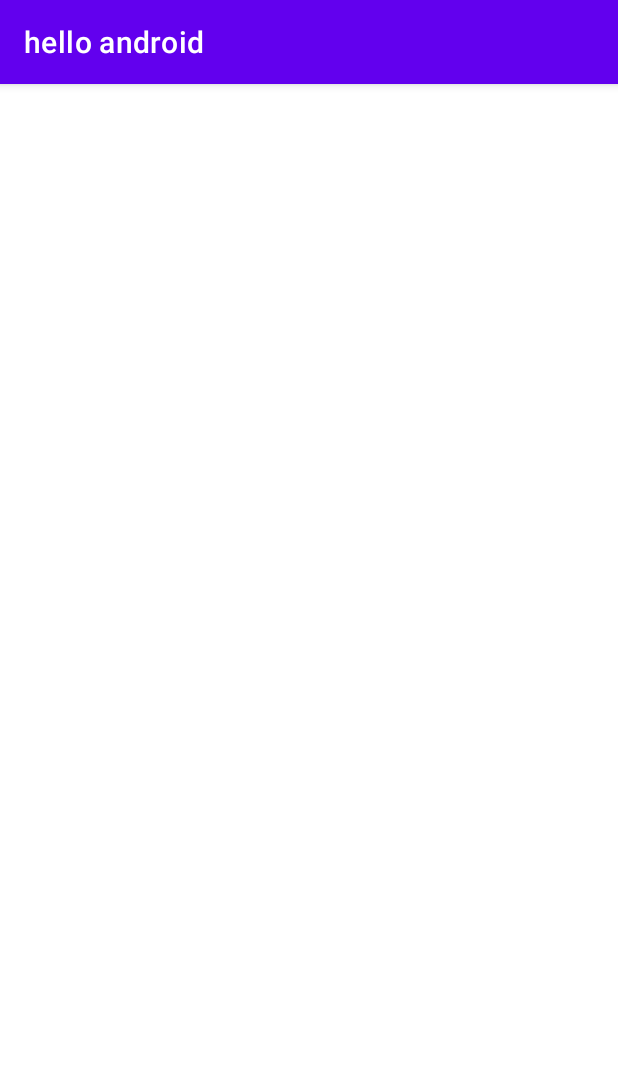
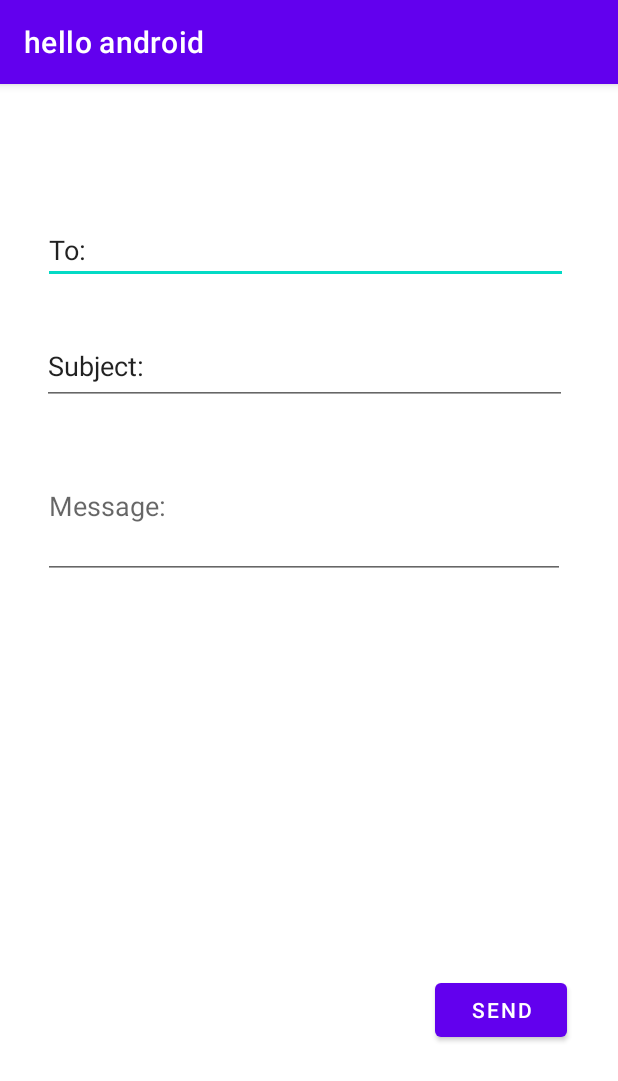
Before and after one commit to halinaLM/ELECT2-helloandroid, an Android app: the MainActivity2 screen opened directly, with no data from a screen before it, on a phone screen of 412 x 824 dp. Shown: the top 1081 px of the screen. Run offline under Robolectric (Android 15) with nearby library versions, the phone set to English and light mode, and no system bars.

Commit message:
ACTIVITY2 02/18/2023

```diff
--- a/app/src/main/java/com/example/helloandroid/MainActivity2.java
+++ b/app/src/main/java/com/example/helloandroid/MainActivity2.java
@@ -2,7 +2,11 @@ package com.example.helloandroid;
 
 import androidx.appcompat.app.AppCompatActivity;
 
+import android.content.Intent;
 import android.os.Bundle;
+import android.util.Log;
+import android.view.View;
+import android.widget.Button;
 
 public class MainActivity2 extends AppCompatActivity {
 
@@ -10,5 +14,16 @@ public class MainActivity2 extends AppCompatActivity {
     protected void onCreate(Bundle savedInstanceState) {
         super.onCreate(savedInstanceState);
         setContentView(R.layout.activity_main2);
+
+        Button button = (Button) findViewById(R.id.button4);
+        button.setOnClickListener(new View.OnClickListener() {
+            @Override
+            public void onClick(View v) {
+                Intent intent = new Intent(MainActivity2.this, MainActivity2.class);
+                startActivity(intent);
+            }
+        });
+
+
     }
 }
--- a/app/src/main/res/layout/activity_main2.xml
+++ b/app/src/main/res/layout/activity_main2.xml
@@ -6,4 +6,53 @@
     android:layout_height="match_parent"
     tools:context=".MainActivity2">
 
+    <Button
+        android:id="@+id/button4"
+        android:layout_width="wrap_content"
+        android:layout_height="wrap_content"
+        android:text="Send"
+        app:layout_constraintBottom_toBottomOf="parent"
+        app:layout_constraintEnd_toEndOf="parent"
+        app:layout_constraintHorizontal_bias="0.895"
+        app:layout_constraintStart_toStartOf="parent"
+        app:layout_constraintTop_toTopOf="parent"
+        app:layout_constraintVertical_bias="0.824" />
+
+    <EditText
+        android:id="@+id/editTextTextPersonName2"
+        android:layout_width="350dp"
+        android:layout_height="45dp"
+        android:ems="10"
+        android:inputType="textPersonName"
+        android:text="To:"
+        app:layout_constraintBottom_toBottomOf="parent"
+        app:layout_constraintEnd_toEndOf="parent"
+        app:layout_constraintHorizontal_bias="0.459"
+        app:layout_constraintStart_toStartOf="parent"
+        app:layout_constraintTop_toTopOf="parent"
+        app:layout_constraintVertical_bias="0.122" />
+
+    <EditText
+        android:id="@+id/editTextTextPersonName4"
+        android:layout_width="350dp"
+        android:layout_height="51dp"
+        android:layout_marginStart="28dp"
+        android:ems="10"
+        android:inputType="textPersonName"
+        android:text="Subject:"
+        app:layout_constraintBottom_toBottomOf="parent"
+        app:layout_constraintStart_toStartOf="parent"
+        app:layout_constraintTop_toTopOf="parent"
+        app:layout_constraintVertical_bias="0.227" />
+
+    <com.google.android.material.textfield.TextInputEditText
+        android:layout_width="348dp"
+        android:layout_height="97dp"
+        android:hint="Message:"
+        app:layout_constraintBottom_toBottomOf="parent"
+        app:layout_constraintEnd_toEndOf="parent"
+        app:layout_constraintHorizontal_bias="0.444"
+        app:layout_constraintStart_toStartOf="parent"
+        app:layout_constraintTop_toTopOf="parent"
+        app:layout_constraintVertical_bias="0.347" />
 </androidx.constraintlayout.widget.ConstraintLayout>
```
